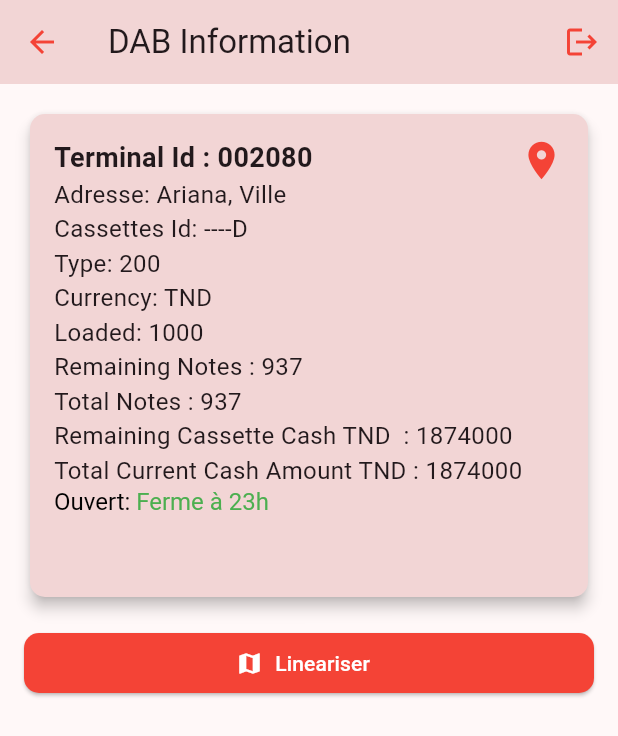
After one commit to Douroub/TunisysApp, a Flutter app: the DabAdDetails screen opened directly, on a phone screen of 412 x 824 dp. The commit adds this screen. Shown: the top 736 px of the screen. Run offline on Flutter 3.47's test engine with Material 3 defaults, Android fonts, the phone set to English and light mode, and no system bars.

Commit message:
das_aclt/ad_details

```diff
--- /dev/null
+++ b/lib/screens/admin/dab_ad_details.dart
@@ -0,0 +1,192 @@
+import 'package:flutter/material.dart';
+import 'package:tunisys_app/screens/admin/home_admin.dart';
+import 'package:tunisys_app/screens/login.dart';
+
+class DabAdDetails extends StatefulWidget {
+  const DabAdDetails({Key? key}) : super(key: key);
+
+  @override
+  _DabAdDetailsState createState() => _DabAdDetailsState();
+}
+
+class _DabAdDetailsState extends State<DabAdDetails> {
+  @override
+  Widget build(BuildContext context) {
+    return Scaffold(
+      appBar: AppBar(
+        backgroundColor: Color(0xFFF2D5D5),
+        title: Text('DAB Information'),
+        actions: [
+          IconButton(
+            icon: Icon(Icons.logout, color: Colors.red),
+            onPressed: () {
+              // Navigate to LoginScreen or perform logout action
+              Navigator.pushReplacement(
+                context,
+                MaterialPageRoute(
+                  builder: (context) => LoginScreen(title: 'Log'),
+                ),
+              );
+            },
+          ),
+        ],
+        leading: IconButton(
+          icon: Icon(Icons.arrow_back, color: Colors.red),
+          onPressed: () {
+            Navigator.pushReplacement(
+              context,
+              MaterialPageRoute(
+                builder: (context) => HomeAdmin(),
+              ),
+            );
+          },
+        ),
+      ),
+      body: Padding(
+        padding: const EdgeInsets.all(16.0),
+        child: Column(
+          children: [
+            Container(
+              width: 400, // Set your desired width
+              height: 330, // Set your desired height
+              child: Card(
+                color:
+                    Color(0xFFF2D5D5), // Set the background color of the card
+                elevation: 4, // Add elevation for shadow
+                shape: RoundedRectangleBorder(
+                  borderRadius: BorderRadius.circular(10), // Add border radius
+                ),
+                child: Padding(
+                  padding: const EdgeInsets.all(16.0),
+                  child: Stack(
+                    children: [
+                      Column(
+                        crossAxisAlignment: CrossAxisAlignment.start,
+                        children: [
+                          Text(
+                            'Terminal Id : 002080',
+                            style: TextStyle(
+                              fontSize: 18,
+                              fontWeight: FontWeight.bold,
+                            ),
+                          ),
+                          Text(
+                            'Adresse: Ariana, Ville',
+                            style: TextStyle(
+                              fontSize: 16,
+                            ),
+                          ),
+                          Text(
+                            'Cassettes Id: ----D',
+                            style: TextStyle(
+                              fontSize: 16,
+                            ),
+                          ),
+                          Text(
+                            'Type: 200',
+                            style: TextStyle(
+                              fontSize: 16,
+                            ),
+                          ),
+                          Text(
+                            'Currency: TND',
+                            style: TextStyle(
+                              fontSize: 16,
+                            ),
+                          ),
+                          Text(
+                            'Loaded: 1000',
+                            style: TextStyle(
+                              fontSize: 16,
+                            ),
+                          ),
+                          Text(
+                            'Remaining Notes : 937',
+                            style: TextStyle(
+                              fontSize: 16,
+                            ),
+                          ),
+                          Text(
+                            'Total Notes : 937',
+                            style: TextStyle(
+                              fontSize: 16,
+                            ),
+                          ),
+                          Text(
+                            'Remaining Cassette Cash TND  : 1874000',
+                            style: TextStyle(
+                              fontSize: 16,
+                            ),
+                          ),
+                          Text(
+                            'Total Current Cash Amount TND : 1874000',
+                            style: TextStyle(
+                              fontSize: 16,
+                            ),
+                          ),
+                          RichText(
+                            text: TextSpan(
+                              children: [
+                                TextSpan(
+                                  text: 'Ouvert: ',
+                                  style: TextStyle(
+                                    fontSize: 16,
+                                    color: Colors.black,
+                                  ),
+                                ),
+                                TextSpan(
+                                  text: 'Ferme à 23h',
+                                  style: TextStyle(
+                                    fontSize: 16,
+                                    color: Colors.green,
+                                  ),
+                                ),
+                              ],
+                            ),
+                          ),
+                        ],
+                      ),
+                      Positioned(
+                        top: 0,
+                        right: 0,
+                        child: Icon(
+                          Icons.location_on,
+                          size: 30,
+                          color: Colors.red,
+                        ),
+                      ),
+                    ],
+                  ),
+                ),
+              ),
+            ),
+            SizedBox(height: 16), // Space between card and button
+            SizedBox(
+              width: 400, // Match the width of the card
+              child: ElevatedButton.icon(
+                style: ElevatedButton.styleFrom(
+                  foregroundColor: Colors.white,
+                  backgroundColor: Colors.red, // Text and icon color
+                  shape: RoundedRectangleBorder(
+                    borderRadius:
+                        BorderRadius.circular(10), // Add border radius
+                  ),
+                ),
+                icon: Icon(Icons.map),
+                label: Text("Lineariser"),
+                onPressed: () {
+                  Navigator.pushReplacement(
+                    context,
+                    MaterialPageRoute(
+                      builder: (context) => LoginScreen(title: 'Log'),
+                    ),
+                  );
+                },
+              ),
+            ),
+          ],
+        ),
+      ),
+    );
+  }
+}
--- a/lib/screens/admin/dab_ad_info.dart
+++ b/lib/screens/admin/dabs_ad_info.dart
@@ -1,5 +1,5 @@
 import 'package:flutter/material.dart';
-import 'package:tunisys_app/screens/admin/dab_details.dart';
+import 'package:tunisys_app/screens/admin/dab_ad_details.dart';
 import 'package:tunisys_app/screens/admin/home_admin.dart';
 import 'package:tunisys_app/screens/login.dart';
 
@@ -50,7 +50,7 @@ class _DabAdInfoState extends State<DabAdInfo> {
             Navigator.push(
               context,
               MaterialPageRoute(
-                builder: (context) => DabDetails(),
+                builder: (context) => DabAdDetails(),
               ),
             );
           },
--- a/lib/screens/admin/home_admin.dart
+++ b/lib/screens/admin/home_admin.dart
@@ -1,7 +1,5 @@
 import 'package:flutter/material.dart';
-import 'package:tunisys_app/screens/admin/dab_ad_info.dart';
-import 'package:tunisys_app/screens/admin/dab_details.dart';
-import 'package:tunisys_app/screens/client/dab_info.dart';
+import 'package:tunisys_app/screens/admin/dabs_ad_info.dart';
 
 class HomeAdmin extends StatefulWidget {
   const HomeAdmin({Key? key}) : super(key: key);
@@ -143,7 +141,7 @@ class __HomeAdminState extends State<HomeAdmin> {
                     Navigator.pushReplacement(
                       context,
                       MaterialPageRoute(
-                        builder: (context) => DabInfo(),
+                        builder: (context) => DabAdInfo(),
                       ),
                     );
                   },
--- a/lib/screens/client/home_client.dart
+++ b/lib/screens/client/home_client.dart
@@ -1,5 +1,5 @@
 import 'package:flutter/material.dart';
-import 'package:tunisys_app/screens/client/dab_info.dart';
+import 'package:tunisys_app/screens/client/dabs_clt_info.dart';
 
 class HomeClient extends StatefulWidget {
   const HomeClient({Key? key}) : super(key: key);
@@ -141,7 +141,7 @@ class _HomeClientState extends State<HomeClient> {
                     Navigator.pushReplacement(
                       context,
                       MaterialPageRoute(
-                        builder: (context) => DabInfo(),
+                        builder: (context) => DabCltInfo(),
                       ),
                     );
                   },
```
Also changed, not shown: lib/screens/client/dab_clt_details.dart (renamed from lib/screens/admin/dab_details.dart, +10 -51 lines), lib/screens/client/dabs_clt_info.dart (renamed from lib/screens/client/dab_info.dart, +4 -4 lines).
